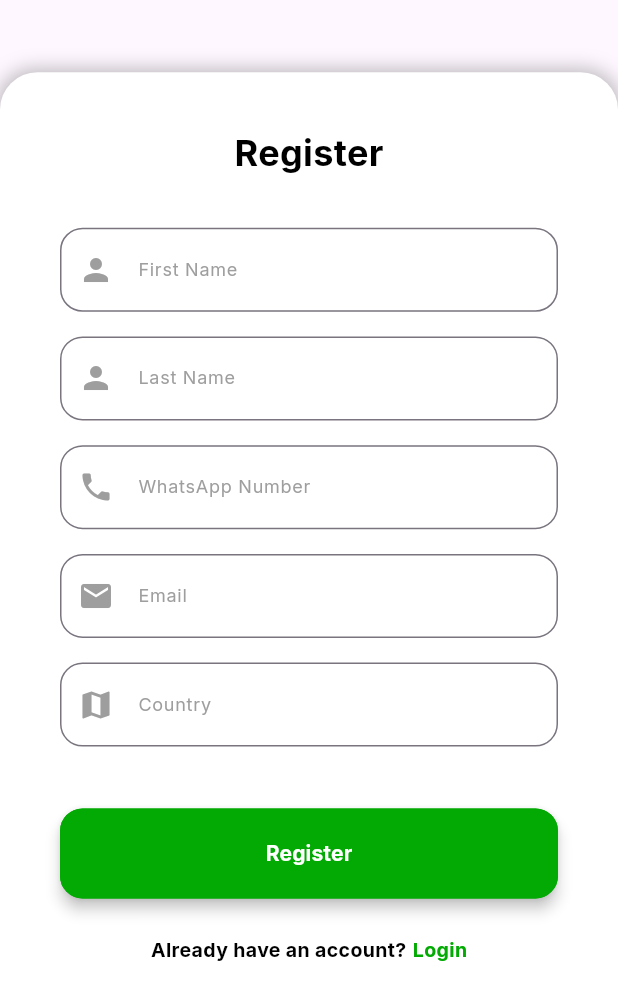
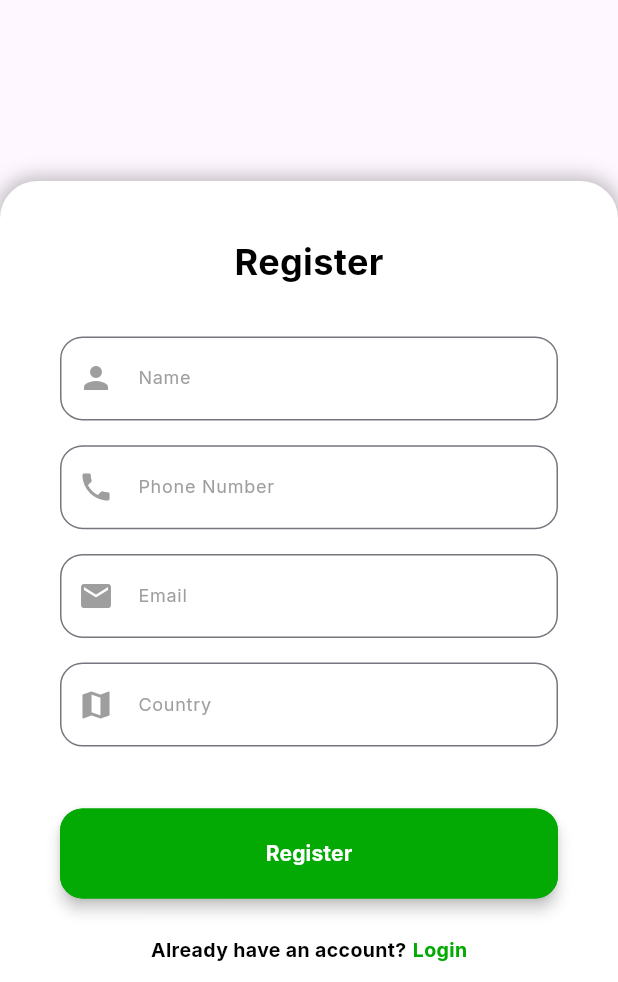
Before and after one commit to sarmiephoenix0x/Bills-Plug, a Flutter app: the RegisterPage screen opened directly, on a phone screen of 412 x 824 dp, the part 254-1236 px from its top. Run offline on Flutter 3.47's test engine with Material 3 defaults, Android fonts, the phone set to English and light mode, and no system bars; our stand-ins replace carousel_slider, flutter_secure_storage, local_auth, shared_preferences; accounts and stored records are empty.

Commit message:
Made Changes (29/10/2024)

```diff
--- a/lib/register_page.dart
+++ b/lib/register_page.dart
@@ -274,7 +274,7 @@ class RegisterPageState extends State<RegisterPage>
                                   fontSize: 16.0,
                                 ),
                                 decoration: InputDecoration(
-                                    labelText: 'First Name',
+                                    labelText: 'Name',
                                     labelStyle: const TextStyle(
                                       color: Colors.grey,
                                       fontFamily: 'Inter',
@@ -303,48 +303,48 @@ class RegisterPageState extends State<RegisterPage>
                                 cursorColor: const Color(0xFF02AA03),
                               ),
                             ),
-                            SizedBox(
-                                height:
-                                    MediaQuery.of(context).size.height * 0.02),
-                            Padding(
-                              padding:
-                                  const EdgeInsets.symmetric(horizontal: 20.0),
-                              child: TextFormField(
-                                controller: userNameController,
-                                focusNode: _userNameFocusNode,
-                                style: const TextStyle(
-                                  fontSize: 16.0,
-                                ),
-                                decoration: InputDecoration(
-                                    labelText: 'Last Name',
-                                    labelStyle: const TextStyle(
-                                      color: Colors.grey,
-                                      fontFamily: 'Inter',
-                                      fontSize: 12.0,
-                                      decoration: TextDecoration.none,
-                                    ),
-                                    floatingLabelBehavior:
-                                        FloatingLabelBehavior.never,
-                                    border: OutlineInputBorder(
-                                      borderRadius: BorderRadius.circular(15),
-                                      borderSide: const BorderSide(
-                                          width: 3, color: Colors.grey),
-                                    ),
-                                    focusedBorder: OutlineInputBorder(
-                                      borderRadius: BorderRadius.circular(15),
-                                      borderSide: const BorderSide(
-                                          width: 3, color: Color(0xFF02AA03)),
-                                    ),
-                                    prefixIcon: IconButton(
-                                      icon: const Icon(
-                                        Icons.person,
-                                        color: Colors.grey,
-                                      ),
-                                      onPressed: () {},
-                                    )),
-                                cursorColor: const Color(0xFF02AA03),
-                              ),
-                            ),
+                            // SizedBox(
+                            //     height:
+                            //         MediaQuery.of(context).size.height * 0.02),
+                            // Padding(
+                            //   padding:
+                            //       const EdgeInsets.symmetric(horizontal: 20.0),
+                            //   child: TextFormField(
+                            //     controller: userNameController,
+                            //     focusNode: _userNameFocusNode,
+                            //     style: const TextStyle(
+                            //       fontSize: 16.0,
+                            //     ),
+                            //     decoration: InputDecoration(
+                            //         labelText: 'Last Name',
+                            //         labelStyle: const TextStyle(
+                            //           color: Colors.grey,
+                            //           fontFamily: 'Inter',
+                            //           fontSize: 12.0,
+                            //           decoration: TextDecoration.none,
+                            //         ),
+                            //         floatingLabelBehavior:
+                            //             FloatingLabelBehavior.never,
+                            //         border: OutlineInputBorder(
+                            //           borderRadius: BorderRadius.circular(15),
+                            //           borderSide: const BorderSide(
+                            //               width: 3, color: Colors.grey),
+                            //         ),
+                            //         focusedBorder: OutlineInputBorder(
+                            //           borderRadius: BorderRadius.circular(15),
+                            //           borderSide: const BorderSide(
+                            //               width: 3, color: Color(0xFF02AA03)),
+                            //         ),
+                            //         prefixIcon: IconButton(
+                            //           icon: const Icon(
+                            //             Icons.person,
+                            //             color: Colors.grey,
+                            //           ),
+                            //           onPressed: () {},
+                            //         )),
+                            //     cursorColor: const Color(0xFF02AA03),
+                            //   ),
+                            // ),
                             SizedBox(
                                 height:
                                     MediaQuery.of(context).size.height * 0.02),
@@ -358,7 +358,7 @@ class RegisterPageState extends State<RegisterPage>
                                   fontSize: 16.0,
                                 ),
                                 decoration: InputDecoration(
-                                    labelText: 'WhatsApp Number',
+                                    labelText: 'Phone Number',
                                     labelStyle: const TextStyle(
                                       color: Colors.grey,
                                       fontFamily: 'Inter',
```
